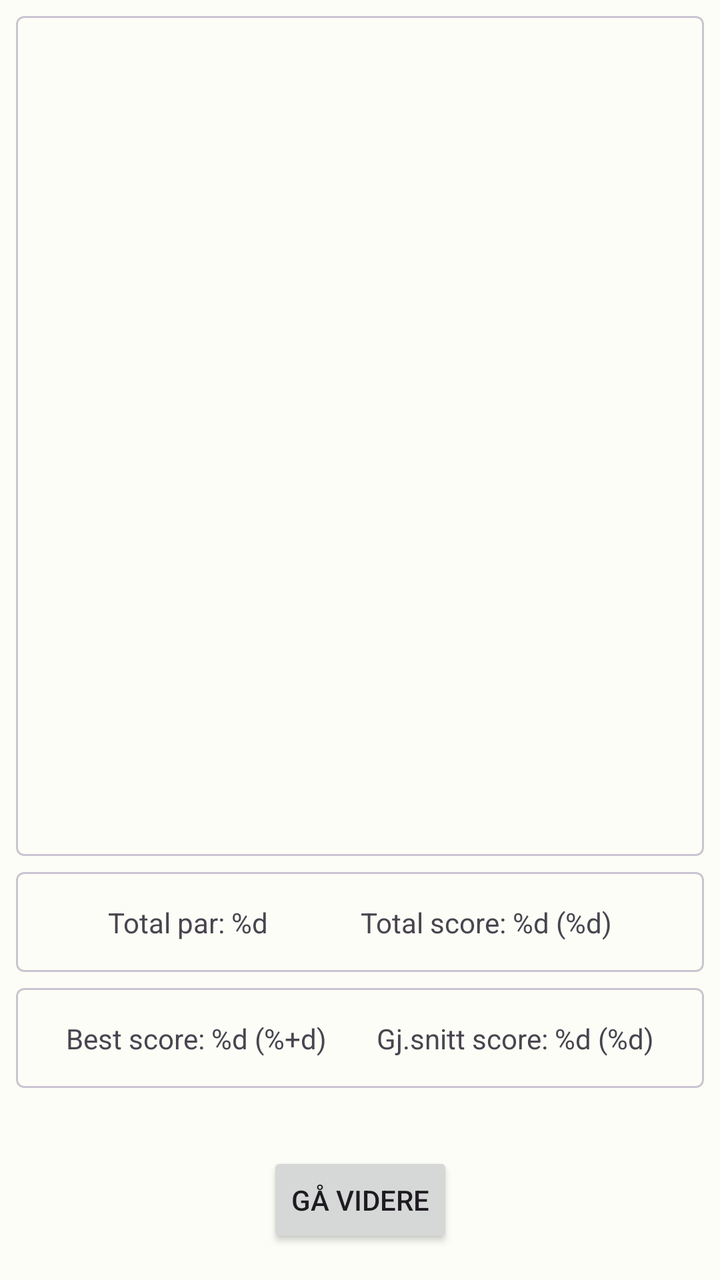
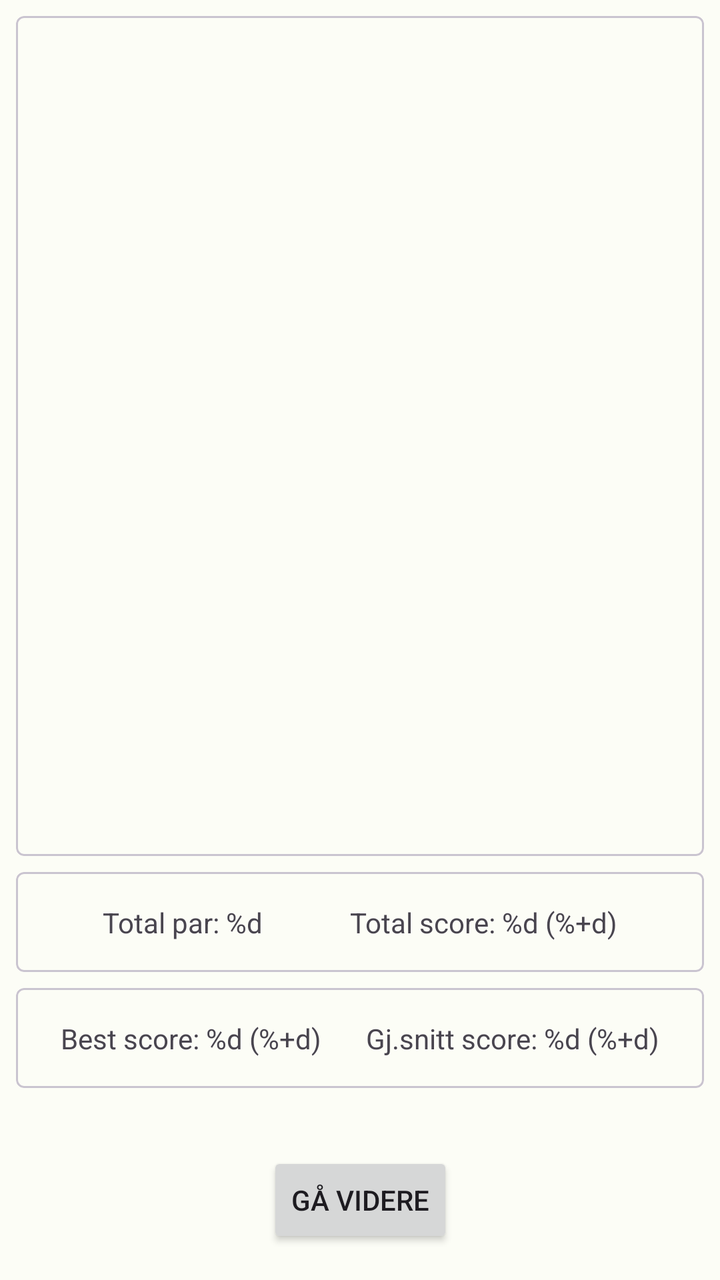

The first picture is an Android layout as it rendered before a commit; the second is the same layout after the commit. The layout source and the unified diff follow.
<!-- AndroidManifest.xml: application theme Theme.DiscgolfApp -->
<!-- res/layout/fragment_score_board.xml -->
<?xml version="1.0" encoding="utf-8"?>
<androidx.constraintlayout.widget.ConstraintLayout
    xmlns:android="http://schemas.android.com/apk/res/android"
    xmlns:app="http://schemas.android.com/apk/res-auto"
    xmlns:tools="http://schemas.android.com/tools"
    tools:context=".screens.play.scoreboard.ScoreBoardFragment"
    android:layout_width="match_parent"
    android:layout_height="match_parent">

    <com.google.android.material.card.MaterialCardView
        android:layout_width="0dp"
        android:layout_height="0dp"
        android:layout_gravity="center"
        android:layout_marginStart="8dp"
        android:layout_marginTop="8dp"
        android:layout_marginEnd="8dp"
        android:layout_marginBottom="8dp"
        app:cardCornerRadius="4dp"
        app:layout_constraintBottom_toTopOf="@+id/finishScoreBoardCardView"
        app:layout_constraintEnd_toEndOf="parent"
        app:layout_constraintStart_toStartOf="parent"
        app:layout_constraintTop_toTopOf="parent">

        <ScrollView
            android:id="@+id/scoreBoardLayout"
            android:layout_width="match_parent"
            android:layout_height="match_parent">

            <LinearLayout
                android:id="@+id/scoreBoardLinearLayout"
                android:layout_width="wrap_content"
                android:layout_height="wrap_content"
                android:contentDescription="@string/scoreboard_ll_content_desc"
                android:orientation="vertical"
                android:layout_margin="8dp"/>

        </ScrollView>

    </com.google.android.material.card.MaterialCardView>

    <com.google.android.material.card.MaterialCardView
        android:id="@+id/finishScoreBoardCardView"
        android:layout_width="0dp"
        android:layout_height="50dp"
        android:layout_marginBottom="8dp"
        app:layout_constraintBottom_toTopOf="@+id/finishScoreBoardDataCardView"
        app:layout_constraintEnd_toEndOf="parent"
        app:layout_constraintStart_toStartOf="parent"
        android:layout_gravity="center"
        android:layout_marginStart="8dp"
        android:layout_marginEnd="8dp"
        app:cardCornerRadius="4dp">

        <androidx.constraintlayout.widget.ConstraintLayout
            android:layout_width="match_parent"
            android:layout_height="match_parent">

            <TextView
                android:id="@+id/totalScoreTextView"
                android:layout_width="wrap_content"
                android:layout_height="wrap_content"
                app:layout_constraintBottom_toBottomOf="parent"
                app:layout_constraintEnd_toStartOf="@+id/totalScoreTextViewValue"
                app:layout_constraintHorizontal_bias="0.5"
                app:layout_constraintStart_toStartOf="parent"
                app:layout_constraintTop_toTopOf="parent"
                android:text="@string/scoreboard_text_total_par"/>

            <TextView
                android:id="@+id/totalScoreTextViewValue"
                android:layout_width="wrap_content"
                android:layout_height="wrap_content"
                app:layout_constraintBottom_toBottomOf="parent"
                app:layout_constraintEnd_toEndOf="parent"
                app:layout_constraintHorizontal_bias="0.5"
                app:layout_constraintStart_toEndOf="@+id/totalScoreTextView"
                app:layout_constraintTop_toTopOf="parent"
                android:text="@string/scoreboard_text_total"/>
        </androidx.constraintlayout.widget.ConstraintLayout>

    </com.google.android.material.card.MaterialCardView>

    <com.google.android.material.card.MaterialCardView
        android:id="@+id/finishScoreBoardDataCardView"
        android:layout_width="0dp"
        android:layout_height="50dp"
        android:layout_marginBottom="32dp"
        app:layout_constraintBottom_toTopOf="@+id/finishScoreBoardButton"
        app:layout_constraintEnd_toEndOf="parent"
        app:layout_constraintStart_toStartOf="parent"
        android:layout_gravity="center"
        android:layout_marginStart="8dp"
        android:layout_marginEnd="8dp"
        app:cardCornerRadius="4dp">

        <androidx.constraintlayout.widget.ConstraintLayout
            android:layout_width="match_parent"
            android:layout_height="match_parent">

            <TextView
                android:id="@+id/bestScoreTextView"
                android:layout_width="wrap_content"
                android:layout_height="wrap_content"
                app:layout_constraintBottom_toBottomOf="parent"
                app:layout_constraintEnd_toStartOf="@+id/avgScoreTextView"
                app:layout_constraintHorizontal_bias="0.5"
                app:layout_constraintHorizontal_chainStyle="spread"
                app:layout_constraintStart_toStartOf="parent"
                app:layout_constraintTop_toTopOf="parent"
                android:text="@string/scoreboard_text_best_score"/>

            <TextView
                android:id="@+id/avgScoreTextView"
                android:layout_width="wrap_content"
                android:layout_height="wrap_content"
                app:layout_constraintBottom_toBottomOf="parent"
                app:layout_constraintEnd_toEndOf="parent"
                app:layout_constraintHorizontal_bias="0.5"
                app:layout_constraintStart_toEndOf="@+id/bestScoreTextView"
                app:layout_constraintTop_toTopOf="parent"
                android:text="@string/scoreboard_text_average_score"/>
        </androidx.constraintlayout.widget.ConstraintLayout>



    </com.google.android.material.card.MaterialCardView>

    <Button
        android:id="@+id/finishScoreBoardButton"
        android:layout_width="wrap_content"
        android:layout_height="wrap_content"
        android:layout_marginBottom="16dp"
        app:layout_constraintBottom_toBottomOf="parent"
        app:layout_constraintEnd_toEndOf="parent"
        app:layout_constraintStart_toStartOf="parent"
        android:text="@string/finish_scoreboard" />
</androidx.constraintlayout.widget.ConstraintLayout>
<!-- resources referenced by this layout -->
<resources>
  <string name="finish_scoreboard">Gå videre</string>
  <string name="scoreboard_ll_content_desc">Poeng for runden</string>
  <string name="scoreboard_text_average_score">Gj.snitt score: %d (%d)</string>
  <string name="scoreboard_text_best_score">Best score: %d (%+d)</string>
  <string name="scoreboard_text_total">Total score: %d (%d)</string>
  <string name="scoreboard_text_total_par">Total par: %d</string>
  <color name="md_theme_light_primary">#266C2B</color>
  <color name="md_theme_light_onPrimary">#FFFFFF</color>
  <color name="md_theme_light_primaryContainer">#AAF5A4</color>
  <color name="md_theme_light_onPrimaryContainer">#002204</color>
  <color name="md_theme_light_secondary">#52634F</color>
  <color name="md_theme_light_onSecondary">#FFFFFF</color>
  <color name="md_theme_light_secondaryContainer">#D5E8CF</color>
  <color name="md_theme_light_onSecondaryContainer">#101F10</color>
  <color name="md_theme_light_tertiary">#38656A</color>
  <color name="md_theme_light_onTertiary">#FFFFFF</color>
  <color name="md_theme_light_tertiaryContainer">#BCEBF1</color>
  <color name="md_theme_light_onTertiaryContainer">#001F23</color>
  <color name="md_theme_light_error">#BA1A1A</color>
  <color name="md_theme_light_errorContainer">#FFDAD6</color>
  <color name="md_theme_light_onError">#FFFFFF</color>
  <color name="md_theme_light_onErrorContainer">#410002</color>
  <color name="md_theme_light_background">#FCFDF6</color>
  <color name="md_theme_light_onBackground">#1A1C19</color>
  <color name="md_theme_light_surface">#FCFDF6</color>
  <color name="md_theme_light_onSurface">#1A1C19</color>
  <color name="md_theme_light_surfaceVariant">#DEE5D8</color>
  <color name="md_theme_light_onSurfaceVariant">#424940</color>
  <color name="md_theme_light_outline">#72796F</color>
  <color name="md_theme_light_inverseOnSurface">#F0F1EB</color>
  <color name="md_theme_light_inverseSurface">#2F312D</color>
  <color name="md_theme_light_inversePrimary">#8FD88A</color>
  <!-- unchanged entries left out for length: 1 -->
</resources>

<!-- the commit's change to res/layout/fragment_score_board.xml (unified diff, before → after) -->
@@ -60,14 +60,14 @@
                 android:layout_width="wrap_content"
                 android:layout_height="wrap_content"
                 app:layout_constraintBottom_toBottomOf="parent"
-                app:layout_constraintEnd_toStartOf="@+id/totalScoreTextViewValue"
+                app:layout_constraintEnd_toStartOf="@+id/total_par_text_view"
                 app:layout_constraintHorizontal_bias="0.5"
                 app:layout_constraintStart_toStartOf="parent"
                 app:layout_constraintTop_toTopOf="parent"
                 android:text="@string/scoreboard_text_total_par"/>
 
             <TextView
-                android:id="@+id/totalScoreTextViewValue"
+                android:id="@+id/total_par_text_view"
                 android:layout_width="wrap_content"
                 android:layout_height="wrap_content"
                 app:layout_constraintBottom_toBottomOf="parent"
<!-- resource entries referenced after the edit -->
@@ -2,9 +2,9 @@
 <resources>
   <string name="finish_scoreboard">Gå videre</string>
   <string name="scoreboard_ll_content_desc">Poeng for runden</string>
-  <string name="scoreboard_text_average_score">Gj.snitt score: %d (%d)</string>
+  <string name="scoreboard_text_average_score">Gj.snitt score: %d (%+d)</string>
   <string name="scoreboard_text_best_score">Best score: %d (%+d)</string>
-  <string name="scoreboard_text_total">Total score: %d (%d)</string>
+  <string name="scoreboard_text_total">Total score: %d (%+d)</string>
   <string name="scoreboard_text_total_par">Total par: %d</string>
   <color name="md_theme_light_primary">#266C2B</color>
   <color name="md_theme_light_onPrimary">#FFFFFF</color>
